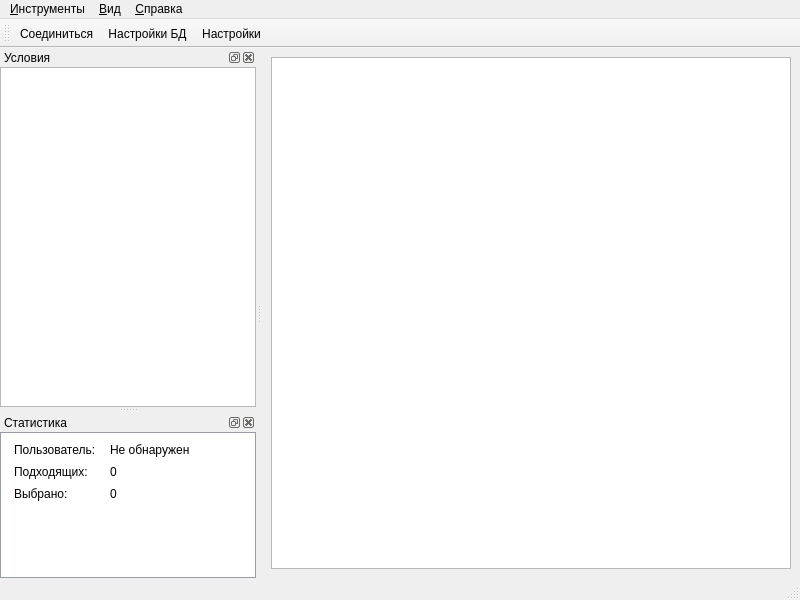
Qt form view/ui/main_window.ui (treone/Loyalty-System-Manager) before a commit.
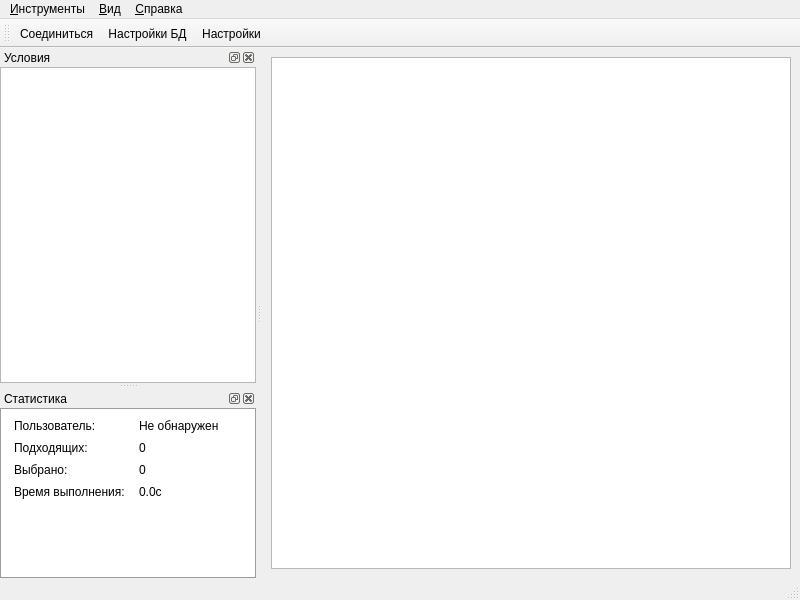
The same form after that commit. Icons and pictures are not drawn.

Commit message: feat(db/query): время выполнения функции

Diff of the .ui file:
```diff
--- a/view/ui/main_window.ui
+++ b/view/ui/main_window.ui
@@ -201,6 +201,20 @@
        </property>
       </widget>
      </item>
+     <item row="3" column="0">
+      <widget class="QLabel" name="label_2">
+       <property name="text">
+        <string>Время выполнения:</string>
+       </property>
+      </widget>
+     </item>
+     <item row="3" column="1">
+      <widget class="QLabel" name="lbl_execution_time">
+       <property name="text">
+        <string>0.0c</string>
+       </property>
+      </widget>
+     </item>
     </layout>
    </widget>
   </widget>
```
The commit also changes 2 other files.
